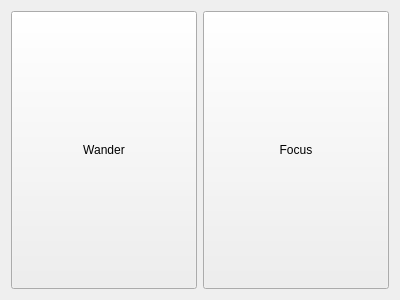
Kouek/NeuroAnnoVR, file src/NeuroAnnoVR/GUI/LeftHandUI.ui: the form before one commit.
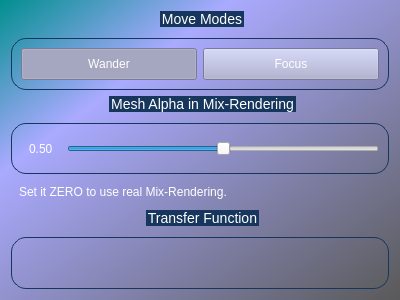
The form after the commit.

Diff of the .ui file:
```diff
--- a/src/NeuroAnnoVR/GUI/LeftHandUI.ui
+++ b/src/NeuroAnnoVR/GUI/LeftHandUI.ui
@@ -13,30 +13,194 @@
   <property name="windowTitle">
    <string>LeftHandUI</string>
   </property>
-  <layout class="QGridLayout" name="gridLayout">
-   <item row="0" column="1">
-    <widget class="QPushButton" name="pushButtonFocus">
-     <property name="sizePolicy">
-      <sizepolicy hsizetype="Expanding" vsizetype="Expanding">
-       <horstretch>0</horstretch>
-       <verstretch>0</verstretch>
-      </sizepolicy>
+  <property name="styleSheet">
+   <string notr="true">#LeftHandUI {
+background-color: qlineargradient(spread:pad, x1:0, y1:0, x2:0.994, y2:1, stop:0 rgba(0, 143, 143, 255), stop:0.289773 rgba(170, 170, 255, 255), stop:1 rgba(90, 90, 90, 255));
+}</string>
+  </property>
+  <property name="windowFilePath">
+   <string/>
+  </property>
+  <layout class="QVBoxLayout" name="verticalLayout">
+   <item>
+    <widget class="QGroupBox" name="groupBoxMoveModes">
+     <property name="styleSheet">
+      <string notr="true">QGroupBox  {
+    border: 1px solid gray;
+    border-color: #FF17365D;
+    margin-top: 27px;
+    font-size: 14px;
+    border-radius: 15px;
+}
+
+QGroupBox::title  {
+    subcontrol-origin: margin;
+    subcontrol-position: top center;
+    padding: 5px 8000px 5px 8000px;
+    background-color: #FF17365D;
+    color: rgb(255, 255, 255);
+}</string>
      </property>
-     <property name="text">
-      <string>Focus</string>
+     <property name="title">
+      <string>Move Modes</string>
      </property>
+     <layout class="QGridLayout" name="gridLayout_2">
+      <item row="2" column="0">
+       <widget class="QPushButton" name="pushButtonWander">
+        <property name="sizePolicy">
+         <sizepolicy hsizetype="Expanding" vsizetype="Preferred">
+          <horstretch>0</horstretch>
+          <verstretch>0</verstretch>
+         </sizepolicy>
+        </property>
+        <property name="styleSheet">
+         <string notr="true">QPushButton{
+	color: rgb(255, 255, 255);
+	font: 10pt &quot;Times New Roman&quot;;
+	background-color: rgb(170, 172, 208);
+}
+QPushButton:hover{
+	background: transparent;
+	border: 2px solid #aaacd0;
+}</string>
+        </property>
+        <property name="text">
+         <string>Wander</string>
+        </property>
+        <property name="checkable">
+         <bool>true</bool>
+        </property>
+        <property name="checked">
+         <bool>true</bool>
+        </property>
+       </widget>
+      </item>
+      <item row="2" column="1">
+       <widget class="QPushButton" name="pushButtonFocus">
+        <property name="sizePolicy">
+         <sizepolicy hsizetype="Expanding" vsizetype="Preferred">
+          <horstretch>0</horstretch>
+          <verstretch>0</verstretch>
+         </sizepolicy>
+        </property>
+        <property name="styleSheet">
+         <string notr="true">QPushButton{
+	color: rgb(255, 255, 255);
+	font: 10pt &quot;Times New Roman&quot;;
+	background-color: rgb(170, 172, 208);
+}
+QPushButton:hover{
+	background: transparent;
+	border: 2px solid #aaacd0;
+}</string>
+        </property>
+        <property name="text">
+         <string>Focus</string>
+        </property>
+        <property name="checkable">
+         <bool>true</bool>
+        </property>
+       </widget>
+      </item>
+     </layout>
     </widget>
    </item>
-   <item row="0" column="0">
-    <widget class="QPushButton" name="pushButtonWander">
+   <item>
+    <widget class="QGroupBox" name="groupBoxMeshAlpha">
+     <property name="styleSheet">
+      <string notr="true">QGroupBox  {
+    border: 1px solid gray;
+    border-color: #FF17365D;
+    margin-top: 27px;
+    font-size: 14px;
+    border-radius: 15px;
+}
+
+QGroupBox::title  {
+    subcontrol-origin: margin;
+    subcontrol-position: top center;
+    padding: 5px 8000px 5px 8000px;
+    background-color: #FF17365D;
+    color: rgb(255, 255, 255);
+}</string>
+     </property>
+     <property name="title">
+      <string>Mesh Alpha in Mix-Rendering</string>
+     </property>
+     <layout class="QHBoxLayout" name="horizontalLayout">
+      <item>
+       <widget class="QLabel" name="labelMeshAlpha">
+        <property name="sizePolicy">
+         <sizepolicy hsizetype="Fixed" vsizetype="Preferred">
+          <horstretch>0</horstretch>
+          <verstretch>0</verstretch>
+         </sizepolicy>
+        </property>
+        <property name="styleSheet">
+         <string notr="true">color: rgb(255, 255, 255);
+font: 10pt &quot;Times New Roman&quot;;
+padding: 5px 5px;</string>
+        </property>
+        <property name="text">
+         <string>0.50</string>
+        </property>
+       </widget>
+      </item>
+      <item>
+       <widget class="QSlider" name="horizontalSliderMeshAlpha">
+        <property name="maximum">
+         <number>100</number>
+        </property>
+        <property name="value">
+         <number>50</number>
+        </property>
+        <property name="orientation">
+         <enum>Qt::Horizontal</enum>
+        </property>
+       </widget>
+      </item>
+     </layout>
+    </widget>
+   </item>
+   <item>
+    <widget class="QLabel" name="label">
      <property name="sizePolicy">
-      <sizepolicy hsizetype="Expanding" vsizetype="Expanding">
+      <sizepolicy hsizetype="Preferred" vsizetype="Maximum">
        <horstretch>0</horstretch>
        <verstretch>0</verstretch>
       </sizepolicy>
      </property>
+     <property name="styleSheet">
+      <string notr="true">color: rgb(255, 255, 255);
+font: 9pt &quot;Times New Roman&quot;;
+padding: 5px 5px;</string>
+     </property>
      <property name="text">
-      <string>Wander</string>
+      <string>Set it ZERO to use real Mix-Rendering.</string>
+     </property>
+    </widget>
+   </item>
+   <item>
+    <widget class="QGroupBox" name="groupBoxTF">
+     <property name="styleSheet">
+      <string notr="true">QGroupBox  {
+    border: 1px solid gray;
+    border-color: #FF17365D;
+    margin-top: 27px;
+    font-size: 14px;
+    border-radius: 15px;
+}
+
+QGroupBox::title  {
+    subcontrol-origin: margin;
+    subcontrol-position: top center;
+    padding: 5px 8000px 5px 8000px;
+    background-color: #FF17365D;
+    color: rgb(255, 255, 255);
+}</string>
+     </property>
+     <property name="title">
+      <string>Transfer Function</string>
      </property>
     </widget>
    </item>
```
